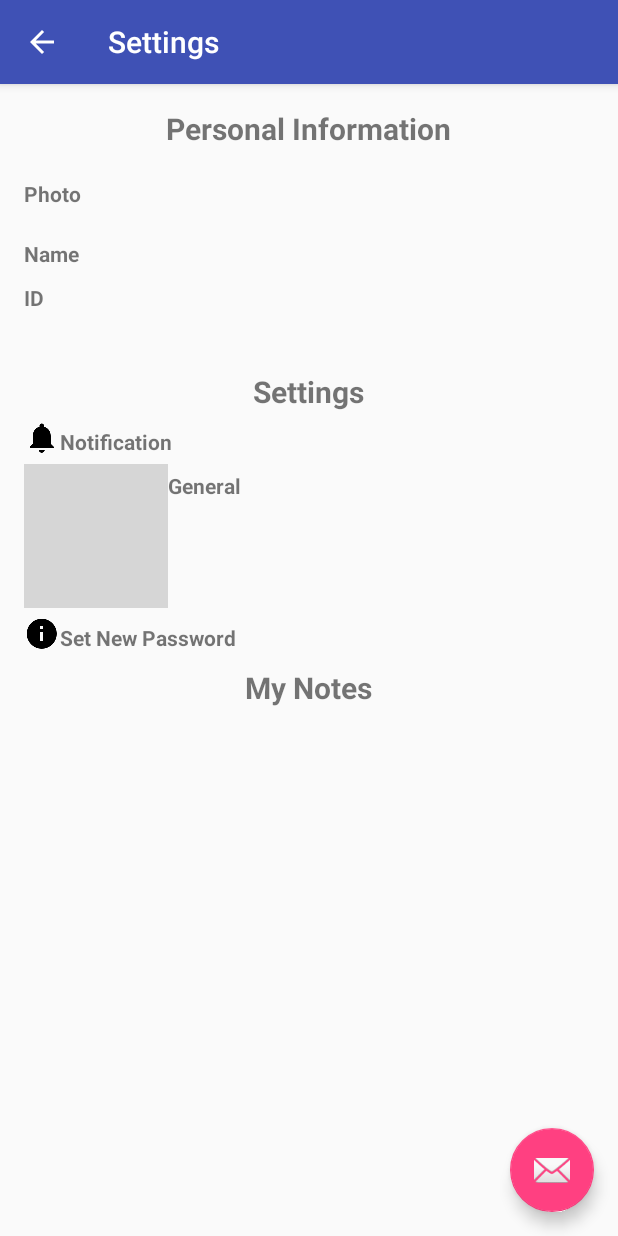
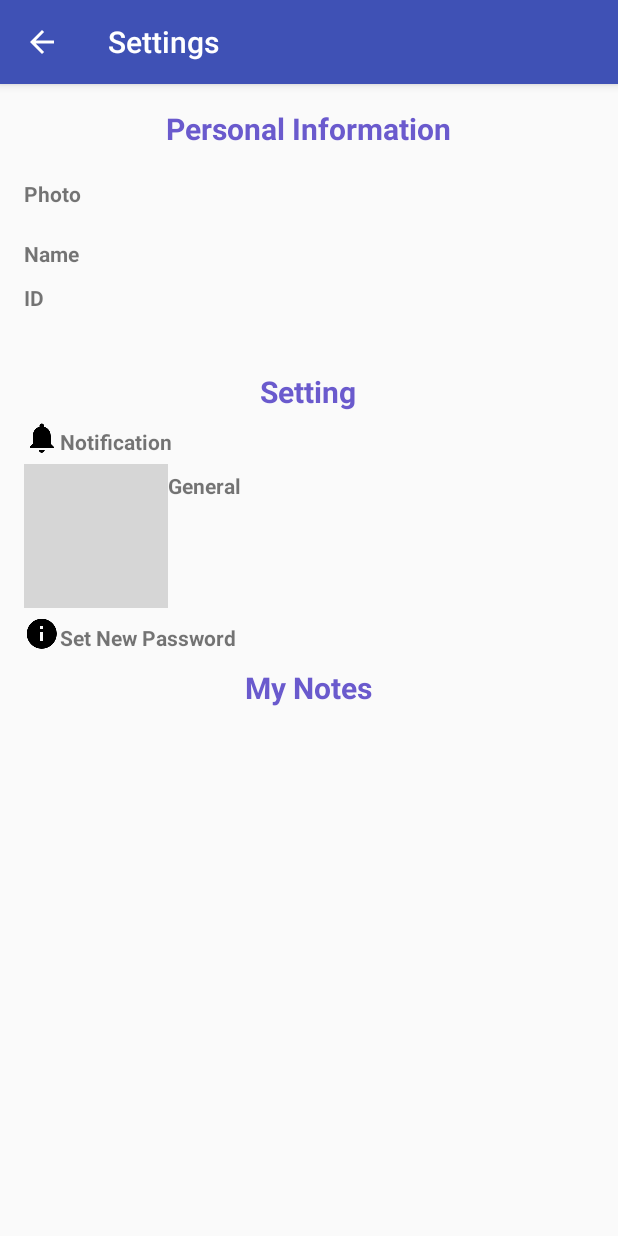
Before and after one commit to sidhappy/18641-Spotgram, an Android app: the SettingsActivity screen opened directly, with no data from a screen before it, on a phone screen of 412 x 824 dp. Run offline under Robolectric (Android 15) with nearby library versions, the phone set to English and light mode, and no system bars; grey boxes are pictures that could not be loaded.

Commit message:
large_setting update

```diff
--- a/Spotagram/app/src/main/java/lgm/cmu/spotagram/adapter/NoteListAdapter.java
+++ b/Spotagram/app/src/main/java/lgm/cmu/spotagram/adapter/NoteListAdapter.java
@@ -70,6 +70,7 @@ public class NoteListAdapter extends BaseAdapter {
         holder.mDateTextView.setText(mSimpleDateFormat.format(note.getDate()));
 
         ImageLoader imageLoader = ImageLoader.getInstance();
+        imageLoader.init(ImageLoaderConfiguration.createDefault(convertView.getContext()));
         imageLoader.displayImage(note.getUserURL(), holder.mImageView);
 
         return convertView;
--- a/Spotagram/app/src/main/java/lgm/cmu/spotagram/request/BasicRequest.java
+++ b/Spotagram/app/src/main/java/lgm/cmu/spotagram/request/BasicRequest.java
@@ -6,8 +6,8 @@ import android.os.AsyncTask;
  * Created by yulei on 2015/12/1.
  */
 public abstract class BasicRequest extends AsyncTask<String, Integer, String> {
-    public static final String BASE_URL = "http://128.237.186.126/SpotagramServer/";
-    //public static final String BASE_URL = "http://108.39.226.68/SpotagramServer/";
+    //public static final String BASE_URL = "http://128.237.186.126/SpotagramServer/";
+    public static final String BASE_URL = "http://108.39.226.68/SpotagramServer/";
 
     protected boolean mIsSuccess = false;
 }
--- a/Spotagram/app/src/main/res/layout-large/content_settings.xml
+++ b/Spotagram/app/src/main/res/layout-large/content_settings.xml
@@ -1,5 +1,5 @@
 <?xml version="1.0" encoding="utf-8"?>
-<LinearLayout xmlns:android="http://schemas.android.com/apk/res/android"
+<RelativeLayout xmlns:android="http://schemas.android.com/apk/res/android"
     xmlns:app="http://schemas.android.com/apk/res-auto"
     xmlns:tools="http://schemas.android.com/tools"
     android:layout_width="match_parent"
@@ -13,77 +13,122 @@
     tools:context="lgm.cmu.spotagram.ui.SettingActivity"
     tools:showIn="@layout/activity_setting">
 
+    <TextView
+        android:id="@+id/personal_info"
+        android:textColor="#6A5ACD"
+        android:layout_width="wrap_content"
+        android:layout_height="wrap_content"
+        android:layout_columnSpan="1"
+        android:layout_gravity="left"
+        android:text="Personal Information"
+        android:textSize="30dp"
+        android:textStyle="bold" />
 
     <GridLayout
-        android:layout_width="match_parent"
+        android:layout_below="@+id/personal_info"
+        android:id="@+id/grid_setting"
+        android:layout_width="300sp"
         android:layout_height="match_parent"
-        android:columnCount="2"
+        android:columnCount="1"
         android:orientation="horizontal"
-        android:rowCount="22">
+        android:rowCount="12">
+
+        <LinearLayout
+            android:layout_width="wrap_content"
+            android:layout_height="wrap_content"
+            android:layout_columnSpan="1"
+            android:orientation="horizontal">
+
+            <TextView
+                android:layout_width="match_parent"
+                android:layout_height="match_parent"
+                android:layout_gravity="center_vertical"
+                android:layout_marginTop="10dp"
+                android:text="Photo"
+                android:textSize="20dp"
+                android:textStyle="bold" />
+
+            <ImageView
+                android:id="@+id/photo_image"
+                android:layout_width="70sp"
+                android:layout_height="70sp"
+                android:layout_gravity="right"
+                android:layout_marginLeft="40dp"
+                android:onClick="set_photo"
+                android:src="@drawable/sample_android" />
+        </LinearLayout>
+
+        <LinearLayout
+            android:layout_marginTop="10dp"
+            android:layout_width="wrap_content"
+            android:layout_height="wrap_content"
+            android:layout_columnSpan="1"
+            android:orientation="horizontal">
+
+            <TextView
+                android:layout_width="match_parent"
+                android:layout_height="match_parent"
+                android:layout_gravity="left"
+                android:text="Name"
+                android:textSize="20dp"
+                android:textStyle="bold" />
+
+            <TextView
+                android:layout_width="match_parent"
+                android:layout_height="match_parent"
+                android:id="@+id/userName"
+                android:layout_gravity="right"
+                android:maxLength="15"
+                android:onClick="set_name"
+                android:text="ss"
+                android:layout_marginLeft="50dp"
+                android:textSize="20dp" />
+        </LinearLayout>
+
+        <LinearLayout
+            android:layout_marginTop="10dp"
+            android:orientation="horizontal"
+            android:layout_height="wrap_content"
+            android:layout_width="wrap_content"
+            android:layout_columnSpan="1">
+            <TextView
+                android:layout_height="wrap_content"
+                android:layout_width="wrap_content"
+                android:textStyle="bold"
+                android:textSize="20dp"
+                android:layout_gravity="left"
+                android:text="ID" />
+            <TextView
+                android:layout_height="wrap_content"
+                android:layout_width="wrap_content"
+                android:layout_marginTop="10dp"
+                android:id="@+id/ID_OfSetting"
+                android:layout_marginLeft="85dp"
+                android:textSize="20dp"
+                android:layout_gravity="right"
+                android:text="sss" />
+        </LinearLayout>
+
         <TextView
-            android:textSize="20dp"
-            android:text="Personal Information"
+            android:textColor="#6A5ACD"
+            android:layout_marginTop="10dp"
             android:textStyle="bold"
-            android:layout_gravity="center_horizontal"
-            android:layout_columnSpan="2"/>
+            android:textSize="30dp"
+            android:layout_gravity="left"
+            android:text="My Notes >"
+            android:onClick="open_Mynotes"
+            android:layout_columnSpan="1"/>
 
         <TextView
             android:layout_marginTop="10dp"
             android:textStyle="bold"
-            android:layout_gravity="center_vertical"
-            android:text="Photo" />
-
-        <ImageView
-            android:layout_height="50sp"
-            android:layout_width="50sp"
-            android:id="@+id/photo_image"
-            android:onClick="set_photo"
-            android:layout_gravity="right"
-            android:src="@drawable/sample_android" />
-
-        <TextView
-            android:layout_marginTop="10dp"
-            android:textStyle="bold"
+            android:textSize="30dp"
             android:layout_gravity="left"
-            android:text="Name" />
-
-        <TextView
-            android:layout_marginTop="10dp"
-            android:id="@+id/userName"
-            android:onClick="set_name"
-            android:layout_gravity="right"
-            android:maxLength="15"
-            android:text="" />
-
-
-        <TextView
-            android:layout_marginTop="10dp"
-            android:textStyle="bold"
-            android:layout_gravity="left"
-            android:text="ID" />
-
-        <TextView
-            android:layout_marginTop="10dp"
-            android:id="@+id/ID_OfSetting"
-            android:layout_gravity="right"
-            android:text="" />
-
-
-        <TextView
-            android:layout_marginTop="10dp"
-
-            android:layout_columnSpan="2"/>
-
-        <TextView
-            android:layout_marginTop="10dp"
-            android:textStyle="bold"
-            android:textSize="20dp"
-            android:layout_gravity="center_horizontal"
-            android:text="Settings"
-
-            android:layout_columnSpan="2"/>
+            android:text="Setting"
+            android:textColor="#6A5ACD"
+            android:layout_columnSpan="1"/>
         <RelativeLayout
-            android:layout_columnSpan="2">
+            android:layout_columnSpan="1">
             <ImageView
                 android:id="@+id/noti_image"
                 android:layout_gravity="right"
@@ -98,13 +143,13 @@
                 android:layout_marginTop="10dp"
                 android:onClick="set_notify"
                 android:text="Notification"
+                android:textSize="20dp"
                 android:textStyle="bold"
                 android:layout_columnSpan="1"/>
         </RelativeLayout>
 
-
         <RelativeLayout
-            android:layout_columnSpan="2">
+            android:layout_columnSpan="1">
             <ImageView
                 android:layout_gravity="right"
                 android:id="@+id/gene_image"
@@ -119,12 +164,13 @@
                 android:layout_marginTop="10dp"
                 android:onClick="logout"
                 android:text="General"
+                android:textSize="20dp"
                 android:textStyle="bold"
                 android:layout_columnSpan="1"/>
         </RelativeLayout>
 
         <RelativeLayout
-            android:layout_columnSpan="2">
+            android:layout_columnSpan="1">
             <ImageView
                 android:layout_gravity="right"
                 android:id="@+id/pri_image"
@@ -138,22 +184,23 @@
                 android:layout_marginTop="10dp"
                 android:layout_toRightOf="@id/pri_image"
                 android:onClick="set_privacy"
+                android:textSize="20dp"
                 android:text="Set New Password"
                 android:textStyle="bold"
                 android:layout_columnSpan="1"/>
 
         </RelativeLayout>
-        <TextView
-            android:layout_marginTop="10dp"
-            android:textStyle="bold"
-            android:textSize="20dp"
-            android:layout_gravity="center_horizontal"
-            android:text="My Notes"
-            android:onClick="open_Mynotes"
-            android:layout_columnSpan="2"/>
-
 
     </GridLayout>
 
+    <FrameLayout
+        android:layout_toRightOf="@+id/grid_setting"
+        android:id="@+id/frag_setting"
+        android:layout_width="600sp"
+        android:layout_height="500sp">
 
-</LinearLayout>
+    </FrameLayout>
+
+
+
+</RelativeLayout>
--- a/Spotagram/app/src/main/res/layout/activity_settings.xml
+++ b/Spotagram/app/src/main/res/layout/activity_settings.xml
@@ -17,9 +17,6 @@
 
     <include layout="@layout/content_settings" />
 
-    <android.support.design.widget.FloatingActionButton android:id="@+id/fab"
-        android:layout_width="wrap_content" android:layout_height="wrap_content"
-        android:layout_gravity="bottom|end" android:layout_margin="@dimen/fab_margin"
-        android:src="@android:drawable/ic_dialog_email" />
+
 
 </android.support.design.widget.CoordinatorLayout>
--- a/Spotagram/app/src/main/res/layout/content_settings.xml
+++ b/Spotagram/app/src/main/res/layout/content_settings.xml
@@ -22,6 +22,7 @@
         android:rowCount="22">
         <TextView
             android:textSize="20dp"
+            android:textColor="#6A5ACD"
             android:text="Personal Information"
             android:textStyle="bold"
             android:layout_gravity="center_horizontal"
@@ -75,11 +76,12 @@
             android:layout_columnSpan="2"/>
 
         <TextView
+            android:textColor="#6A5ACD"
         android:layout_marginTop="10dp"
         android:textStyle="bold"
         android:textSize="20dp"
         android:layout_gravity="center_horizontal"
-        android:text="Settings"
+        android:text="Setting"
 
         android:layout_columnSpan="2"/>
         <RelativeLayout
@@ -144,6 +146,7 @@
 
         </RelativeLayout>
         <TextView
+            android:textColor="#6A5ACD"
             android:layout_marginTop="10dp"
             android:textStyle="bold"
             android:textSize="20dp"
```
Also changed, not shown: Spotagram/app/src/main/java/lgm/cmu/spotagram/fragment/SetNewPasswordFragment.java (added, +116 -0 lines), Spotagram/app/src/main/java/lgm/cmu/spotagram/fragment/myNotesFragment.java (+40 -11 lines), Spotagram/app/src/main/java/lgm/cmu/spotagram/ui/LoginActivity.java (+4 -8 lines), Spotagram/app/src/main/java/lgm/cmu/spotagram/ui/MyNotesActivity.java (+6 -1 lines), Spotagram/app/src/main/java/lgm/cmu/spotagram/ui/SettingsActivity.java (+31 -30 lines), Spotagram/app/src/main/res/layout/fragment_my_notes.xml (+3 -4 lines), Spotagram/app/src/main/res/layout/fragment_set_new_password.xml (added, +85 -0 lines).
